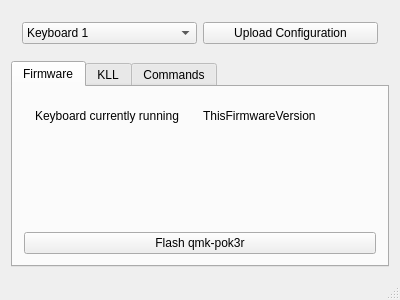
Old version of the form mainwindow.ui in the repository pok3r-custom/Pok3rConf.
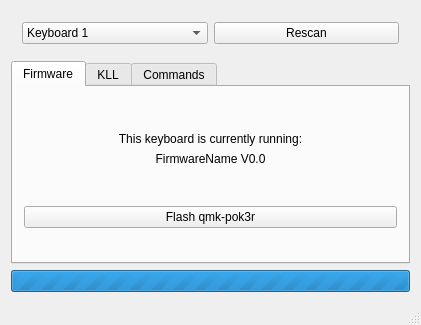
New version of the form.

Commit message: Add pok3rtool submodule

Diff of the .ui file:
```diff
--- a/mainwindow.ui
+++ b/mainwindow.ui
@@ -6,8 +6,8 @@
    <rect>
     <x>0</x>
     <y>0</y>
-    <width>400</width>
-    <height>300</height>
+    <width>421</width>
+    <height>325</height>
    </rect>
   </property>
   <property name="windowTitle">
@@ -35,7 +35,7 @@
        <item>
         <widget class="QPushButton" name="upload">
          <property name="text">
-          <string>Upload Configuration</string>
+          <string>Rescan</string>
          </property>
         </widget>
        </item>
@@ -52,20 +52,39 @@
         <string>Firmware</string>
        </attribute>
        <layout class="QVBoxLayout" name="verticalLayout_3">
+        <item>
+         <spacer name="verticalSpacer_3">
+          <property name="orientation">
+           <enum>Qt::Vertical</enum>
+          </property>
+          <property name="sizeHint" stdset="0">
+           <size>
+            <width>20</width>
+            <height>40</height>
+           </size>
+          </property>
+         </spacer>
+        </item>
         <item>
          <widget class="QWidget" name="widget_2" native="true">
-          <layout class="QHBoxLayout" name="horizontalLayout_3">
+          <layout class="QVBoxLayout" name="verticalLayout_5">
            <item>
             <widget class="QLabel" name="label">
              <property name="text">
-              <string>Keyboard currently running</string>
+              <string>This keyboard is currently running:</string>
+             </property>
+             <property name="alignment">
+              <set>Qt::AlignCenter</set>
              </property>
             </widget>
            </item>
            <item>
             <widget class="QLabel" name="firwareVersion">
              <property name="text">
-              <string>ThisFirmwareVersion</string>
+              <string>FirmwareName V0.0</string>
+             </property>
+             <property name="alignment">
+              <set>Qt::AlignCenter</set>
              </property>
             </widget>
            </item>
@@ -92,6 +111,19 @@
           </property>
          </widget>
         </item>
+        <item>
+         <spacer name="verticalSpacer_4">
+          <property name="orientation">
+           <enum>Qt::Vertical</enum>
+          </property>
+          <property name="sizeHint" stdset="0">
+           <size>
+            <width>20</width>
+            <height>40</height>
+           </size>
+          </property>
+         </spacer>
+        </item>
        </layout>
       </widget>
       <widget class="QWidget" name="kll">
@@ -133,6 +165,19 @@
       </widget>
      </widget>
     </item>
+    <item>
+     <widget class="QProgressBar" name="progressBar">
+      <property name="maximum">
+       <number>0</number>
+      </property>
+      <property name="value">
+       <number>-1</number>
+      </property>
+      <property name="textVisible">
+       <bool>false</bool>
+      </property>
+     </widget>
+    </item>
    </layout>
   </widget>
   <widget class="QMenuBar" name="menuBar">
```
Left out of the diff: 6 changed lines with no effect on the pictures. The commit also changes 2 other files.
